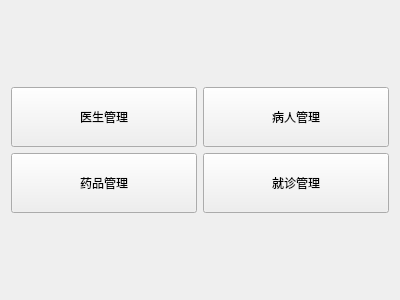
Old version of the form welcomeview.ui in the repository zhuguotiao/Lab.
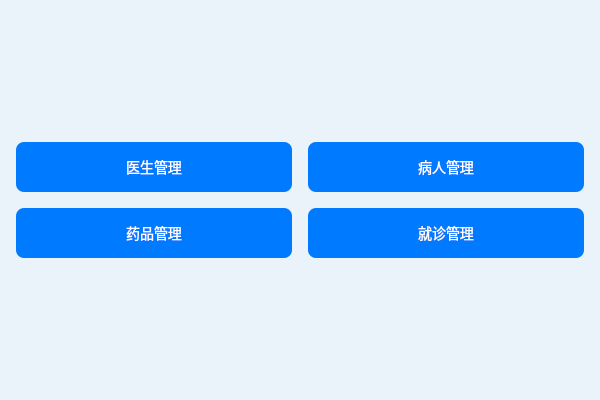
New version of the form.

```diff
--- a/welcomeview.ui
+++ b/welcomeview.ui
@@ -6,13 +6,41 @@
    <rect>
     <x>0</x>
     <y>0</y>
-    <width>400</width>
-    <height>300</height>
+    <width>600</width>
+    <height>400</height>
    </rect>
   </property>
   <property name="windowTitle">
    <string>欢迎</string>
   </property>
+  <property name="styleSheet">
+   <string>
+    QWidget {
+        background-color: #eaf3fa;
+        font-family: "Arial", sans-serif;
+        color: #333;
+    }
+    QPushButton {
+        background-color: #007bff;
+        color: white;
+        font-size: 14px;
+        border: none;
+        border-radius: 8px;
+        padding: 10px 20px;
+        margin: 5px;
+    }
+    QPushButton:hover {
+        background-color: #0056b3;
+    }
+    QLabel {
+        font-size: 16px;
+        color: #333;
+    }
+    QSpacerItem {
+        height: 20px;
+    }
+   </string>
+  </property>
   <layout class="QVBoxLayout" name="verticalLayout">
    <item>
     <spacer name="verticalSpacer">
@@ -22,7 +50,7 @@
      <property name="sizeHint" stdset="0">
       <size>
        <width>20</width>
-       <height>106</height>
+       <height>60</height>
       </size>
      </property>
     </spacer>
@@ -33,7 +61,7 @@
       <widget class="QPushButton" name="btDoctor">
        <property name="minimumSize">
         <size>
-         <width>60</width>
+         <width>100</width>
          <height>60</height>
         </size>
        </property>
@@ -46,7 +74,7 @@
       <widget class="QPushButton" name="btPatient">
        <property name="minimumSize">
         <size>
-         <width>60</width>
+         <width>100</width>
          <height>60</height>
         </size>
        </property>
@@ -63,7 +91,7 @@
       <widget class="QPushButton" name="btDrug">
        <property name="minimumSize">
         <size>
-         <width>60</width>
+         <width>100</width>
          <height>60</height>
         </size>
        </property>
@@ -76,7 +104,7 @@
       <widget class="QPushButton" name="btMedicalRecord">
        <property name="minimumSize">
         <size>
-         <width>60</width>
+         <width>100</width>
          <height>60</height>
         </size>
        </property>
@@ -95,7 +123,7 @@
      <property name="sizeHint" stdset="0">
       <size>
        <width>20</width>
-       <height>106</height>
+       <height>60</height>
       </size>
      </property>
     </spacer>
```
